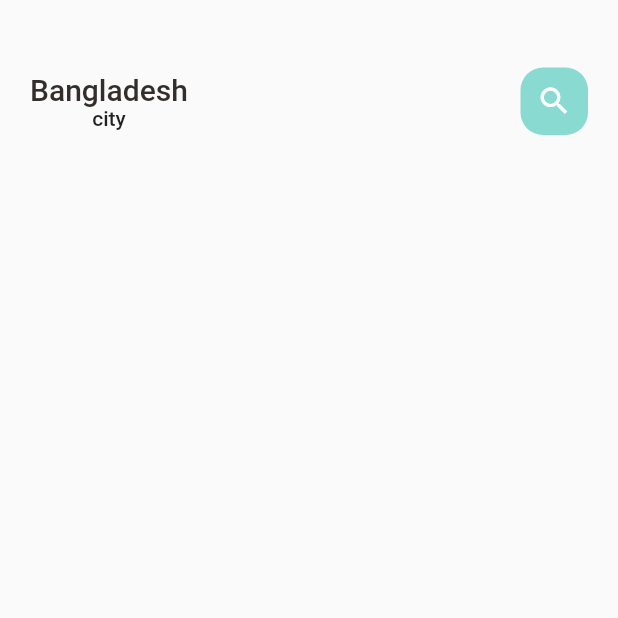
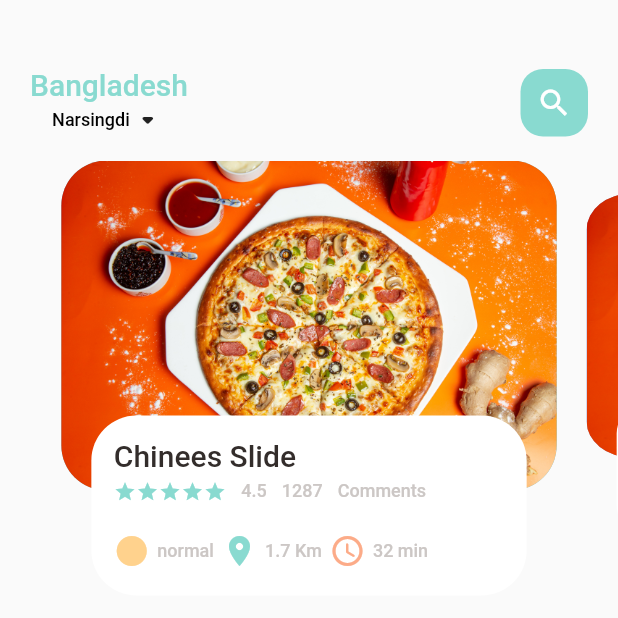
Before and after one commit to Resolute07/FoodDeliveryApp, a Flutter app: the screen it shows after launch, on a phone screen of 412 x 824 dp, the top half of it. Run offline on Flutter 3.47's test engine with Material 2 defaults, Android fonts, the light colour scheme and no system bars.

Commit message:
in progress

```diff
--- a/lib/home/Main_food_Page.dart
+++ b/lib/home/Main_food_Page.dart
@@ -1,6 +1,8 @@
 import 'package:flutter/material.dart';
 import 'package:food_delivery/colors.dart';
+import 'package:food_delivery/home/food_page_body.dart';
 import 'package:food_delivery/widgets/bigtext.dart';
+import 'package:food_delivery/widgets/smalltext.dart';
 
 class MainFoodPage extends StatefulWidget {
   const MainFoodPage({Key? key}) : super(key: key);
@@ -14,7 +16,9 @@ class _MainFoodPageState extends State<MainFoodPage> {
   Widget build(BuildContext context) {
     return Scaffold(
 
-      body: Container(
+      body: Column(
+        children: [
+          Container(
 
             child: Container(
               margin: EdgeInsets.only(top: 45,bottom: 15),
@@ -26,8 +30,13 @@ class _MainFoodPageState extends State<MainFoodPage> {
                     children: [
                       Column(
                         children: [
-                      BigText(text: "Bangladesh"),
-                      Text("city"),
+                          BigText(text: "Bangladesh",color: AppColors.mainColor,),
+                          Row(
+                            children: [
+                              SmallText(text: "Narsingdi",color: Colors.black,),
+                              Icon(Icons.arrow_drop_down_rounded)
+                            ],
+                          )
 
                         ],
                       ),
@@ -49,6 +58,9 @@ class _MainFoodPageState extends State<MainFoodPage> {
 
             ),
           ),
+          FoodPageBody(),
+        ],
+      ),
     );
   }
 }
--- /dev/null
+++ b/lib/home/food_page_body.dart
@@ -0,0 +1,152 @@
+import 'package:flutter/material.dart';
+import 'package:food_delivery/colors.dart';
+import 'package:food_delivery/widgets/bigtext.dart';
+import 'package:food_delivery/widgets/icons_and%20_text_widget.dart';
+import 'package:food_delivery/widgets/smalltext.dart';
+
+class FoodPageBody extends StatefulWidget {
+  const FoodPageBody({Key? key}) : super(key: key);
+
+  @override
+  State<FoodPageBody> createState() => _FoodPageBodyState();
+}
+
+class _FoodPageBodyState extends State<FoodPageBody> {
+  PageController pageController = PageController(
+    viewportFraction: 0.85
+  );
+  var _currPageValue = 0.0;
+  double _scaleFactor = 0.8;
+  double _height = 220;
+  @override
+  void initState(){
+    super.initState();
+    pageController.addListener(() {
+
+       setState(() {
+         _currPageValue = pageController.page!;
+
+       });
+    });
+  }
+  @override
+  void dispose(){
+    pageController.dispose();
+  }
+
+  @override
+  Widget build(BuildContext context) {
+    return Container(
+      //color: Colors.blue,
+      height: 320,
+      child: PageView.builder(
+        controller: pageController,
+          itemCount: 5,
+          itemBuilder: (context , position ){
+        return _buildPageItem(position);
+      }),
+
+    );
+  }
+  Widget _buildPageItem(int index){
+    Matrix4 matrix = new Matrix4.identity();
+    if (index == _currPageValue.floor()){
+      var currScale = 1 - (_currPageValue - index)*(1-_scaleFactor);
+      var currTrans = _height*(1-currScale)/2;
+
+      matrix = Matrix4.diagonal3Values(1, currScale, 1)..setTranslationRaw(0,currTrans , 0);
+
+    }else if(index == _currPageValue.floor()+1){
+      var currScale = _scaleFactor+(_currPageValue-index+1)*(1-_scaleFactor);
+
+      var currTrans = _height*(1-currScale)/2;
+      matrix = Matrix4.diagonal3Values(1, currScale, 1);
+      matrix = Matrix4.diagonal3Values(1, currScale, 1)..setTranslationRaw(0,currTrans , 0);
+    }
+
+    return Transform(
+      transform: matrix,
+      child: Stack(
+        children:[ Container(
+
+          height: 220,
+          margin: EdgeInsets.only(left: 10,right: 10),
+          decoration: BoxDecoration(
+            borderRadius: BorderRadius.circular(30),
+            color: index.isEven?Color(0xFF69c5df):Color(0xFF9294cc),
+            image: DecorationImage(image: AssetImage(
+                "assets/image/food01.png"
+
+            ),fit: BoxFit.cover)
+
+          ),
+        ),
+          Align(
+            alignment: Alignment.bottomCenter,
+            child: Container(
+
+              height: 120,
+              margin: EdgeInsets.only(left: 30,right: 30,bottom: 30),
+              decoration: BoxDecoration(
+                  borderRadius: BorderRadius.circular(30),
+                  color: Colors.white,
+
+
+              ),
+              child: Container(
+
+                padding: EdgeInsets.only(top: 15, left: 15,right: 15),
+                child: Column(
+                  crossAxisAlignment: CrossAxisAlignment.start,
+                  children: [
+                    BigText(text: "Chinees Slide"),
+                    SizedBox(height:5),
+
+
+                    Row(
+                      children: [
+                        Wrap(
+                          children: List.generate(5, (index) => Icon(Icons.star,color: AppColors.mainColor,size: 15,)),
+                        ),
+                        SizedBox(width: 10,),
+
+                        SmallText(text: "4.5"),
+                        SizedBox(width: 10,),
+                        SmallText(text: "1287"),
+                        SizedBox(width: 10,),
+                        SmallText(text: "Comments")
+                      ],
+                    ),
+                    SizedBox(height: 20,),
+                    Row(
+                      children: [
+                          IconsAndTextWidget(text: "normal",
+                              icon: Icons.circle_sharp,
+                              iconColor: AppColors.iconColor1,
+
+                          ),
+                        SizedBox(width: 5,),
+                        IconsAndTextWidget(text: "1.7 Km",
+                          icon: Icons.location_on,
+                          iconColor: AppColors.mainColor,
+
+                        ),
+                        SizedBox(width: 5,),
+                        IconsAndTextWidget(text: "32 min",
+                          icon: Icons.access_time_rounded,
+                          iconColor: AppColors.iconColor2,
+
+                        )
+                      ],
+                    )
+
+                  ],
+                ),
+              ),
+            ),
+          )
+        ]
+      ),
+    );
+  }
+}
--- /dev/null
+++ b/lib/widgets/icons_and _text_widget.dart
@@ -0,0 +1,29 @@
+import 'package:flutter/material.dart';
+import 'package:food_delivery/widgets/smalltext.dart';
+
+class IconsAndTextWidget extends StatelessWidget {
+  final IconData icon ;
+  final String text;
+
+  final Color iconColor;
+
+  const IconsAndTextWidget({Key? key,
+     required this.text,
+     required this.icon,
+    required this.iconColor,
+
+
+  }) : super(key: key);
+
+  @override
+  Widget build(BuildContext context) {
+    return Row(
+      children: [
+        Icon(icon,color: iconColor,),
+        SizedBox(width: 5,),
+        SmallText(text: text )
+      ],
+
+    );
+  }
+}
--- /dev/null
+++ b/lib/widgets/smalltext.dart
@@ -0,0 +1,30 @@
+import 'package:flutter/material.dart';
+
+class SmallText extends StatelessWidget {
+  final Color color;
+  final String text;
+  final double size;
+  final double height;
+  const SmallText({Key? key,
+    this.color =  const  Color (0xFFccc7c5),
+    required this.text,
+    this.size=12,
+    this.height=1.2
+  }) : super(key: key);
+
+  @override
+  Widget build(BuildContext context) {
+    return Text(
+      text,
+
+      style: TextStyle(
+          color: color,
+          height: height,
+          fontSize: size,
+          fontFamily: 'Roboto'
+      ),
+
+
+    );
+  }
+}
--- a/pubspec.yaml
+++ b/pubspec.yaml
@@ -60,8 +60,8 @@ flutter:
   uses-material-design: true
 
   # To add assets to your application, add an assets section, like this:
-  # assets:
-  #   - images/a_dot_burr.jpeg
+  assets:
+    - assets/image/
   #   - images/a_dot_ham.jpeg
 
   # An image asset can refer to one or more resolution-specific "variants", see
```
Also changed, not shown: assets/image/food01.png (added). Lines whose indentation alone changed are shown as unchanged.
